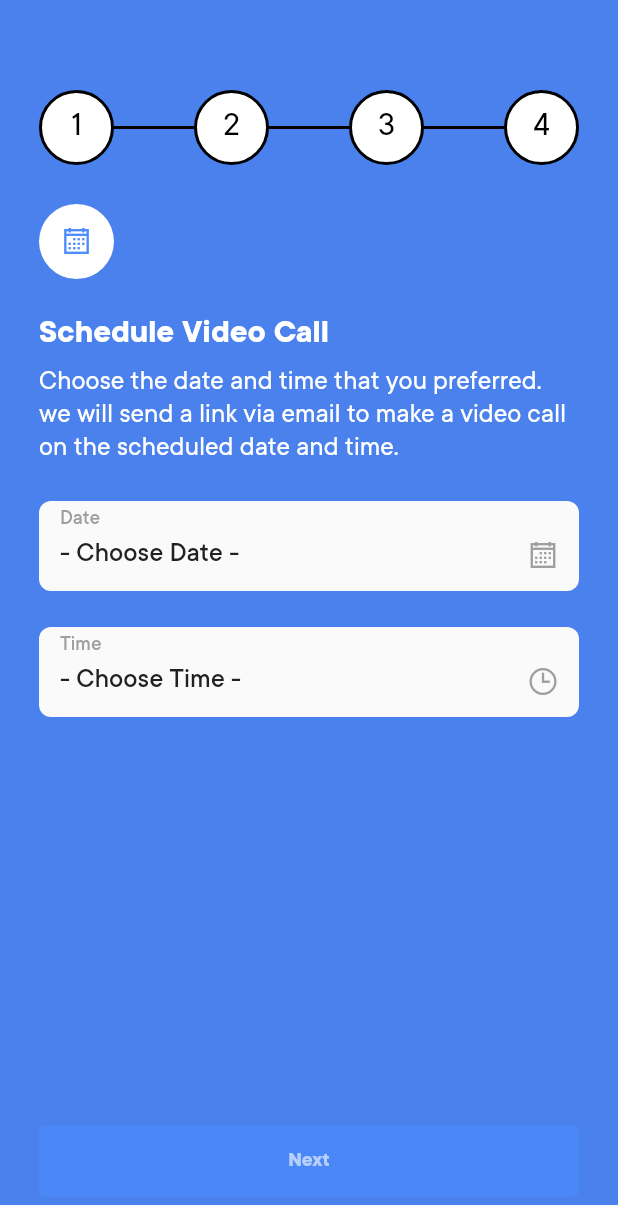
After one commit to blackbeared/practicalTask, a Flutter app: the screen it shows after launch, swiped to page 4, on a phone screen of 412 x 824 dp. The commit adds this screen. Shown: the top 1205 px of the screen. Run offline on Flutter 3.47's test engine with Material 2 defaults, Android fonts, the phone set to English and light mode, and no system bars; our stand-ins replace get_it, shared_preferences; generated files the repository leaves out were written again.

Commit message:
feat(auth): Added Schedule Video Call File
- Added a schedule video call screen. - register.schedule_call.widget.dart
- Added a platform specific date
time picker configuration.

```diff
--- a/lib/l10n/app_en.arb
+++ b/lib/l10n/app_en.arb
@@ -28,5 +28,11 @@
   "monthlyIncome": "Monthly Income",
   "monthlyExpense": "Monthly Expense",
   "chooseOptionsHint": "- Choose Option -",
-  "signUpComplete": "SignUp Complete!"
+  "signUpComplete": "SignUp Complete!",
+  "scheduleCallHeader": "Schedule Video Call",
+  "scheduleCallDescription": "Choose the date and time that you preferred. we will send a link via email to make a video call on the scheduled date and time.",
+  "scheduleDate": "Date",
+  "scheduleDateHint": "- Choose Date -",
+  "scheduleTime": "Time",
+  "scheduleTimeHint": "- Choose Time -"
 }
--- a/lib/src/features/auth/register/screen/register.screen.dart
+++ b/lib/src/features/auth/register/screen/register.screen.dart
@@ -4,6 +4,7 @@ import 'package:flutter_task/src/features/auth/register/viewmodel/register.viewm
 import 'package:flutter_task/src/features/auth/register/widgets/register.email.widget.dart';
 import 'package:flutter_task/src/features/auth/register/widgets/register.password.widget.dart';
 import 'package:flutter_task/src/features/auth/register/widgets/register.personalinfo.widget.dart';
+import 'package:flutter_task/src/features/auth/register/widgets/register.schedule_call.widget.dart';
 import 'package:flutter_task/src/features/auth/register/widgets/register.toolbar.widget.dart';
 import 'package:flutter_task/src/features/auth/register/widgets/steps_progress.widget.dart';
 
@@ -71,6 +72,7 @@ class RegisterScreenBody extends StatelessWidget {
                       RegisterEmailWidget(),
                       RegisterPasswordWidget(),
                       RegisterPersonalInfoWidget(),
+                      RegisterScheduleCallWidget(),
                     ],
                   ),
                 ),
--- a/lib/src/features/auth/register/viewmodel/register.viewmodel.dart
+++ b/lib/src/features/auth/register/viewmodel/register.viewmodel.dart
@@ -8,20 +8,31 @@ class RegisterViewModel extends ChangeNotifier {
   final activationGoalController = TextEditingController();
   final monthlyIncomeController = TextEditingController();
   final monthlyExpenseController = TextEditingController();
+  final dateController = TextEditingController();
+  final timeController = TextEditingController();
 
-  // Keys
+  // Form Field Keys
   final emailFormFieldKey = GlobalKey<FormFieldState>();
   final passwordFormFieldKey = GlobalKey<FormFieldState>();
   final activationGoalFormFieldKey = GlobalKey<FormFieldState>();
   final monthlyIncomeFormFieldKey = GlobalKey<FormFieldState>();
   final monthlyExpenseFormFieldKey = GlobalKey<FormFieldState>();
+  final dateFormFieldKey = GlobalKey<FormFieldState>();
+  final timeFormFieldKey = GlobalKey<FormFieldState>();
+
+  // Button keys
   final submitEmailKey = GlobalKey<State>();
   final submitPasswordKey = GlobalKey<State>();
   final submitPersonalInfoKey = GlobalKey<State>();
+  final submitDateTimeKey = GlobalKey<State>();
 
   // Focuses
   final FocusNode focusEmail = FocusNode();
   final FocusNode focusPassword = FocusNode();
+
+  DateTime scheduleDate = DateTime.now();
+
+  TimeOfDay get timeOfDay => TimeOfDay.fromDateTime(scheduleDate);
 
   // Steps Progress
   int currentStep = 0;
@@ -37,6 +48,10 @@ class RegisterViewModel extends ChangeNotifier {
   String get monthlyIncome => monthlyIncomeController.text;
 
   String get monthlyExpense => monthlyExpenseController.text;
+
+  String get date => dateController.text;
+
+  String get time => timeController.text;
 
   // Page Controller
   final PageController pageController = PageController(
@@ -80,6 +95,8 @@ class RegisterViewModel extends ChangeNotifier {
     activationGoalController.addListener(textControllerListener);
     monthlyIncomeController.addListener(textControllerListener);
     monthlyExpenseController.addListener(textControllerListener);
+    dateController.addListener(textControllerListener);
+    timeController.addListener(textControllerListener);
   }
 
   // Utility functions
@@ -98,6 +115,7 @@ class RegisterViewModel extends ChangeNotifier {
         isNotEmpty(activationGoal) &&
         isNotEmpty(monthlyExpense) &&
         isNotEmpty(monthlyIncome);
+    final bool validCase3 = validCase2 && isNotEmpty(date) && isNotEmpty(time);
     switch (currentStep) {
       case 0:
         return validCase0;
@@ -106,7 +124,7 @@ class RegisterViewModel extends ChangeNotifier {
       case 2:
         return validCase2;
       case 3:
-        return false;
+        return validCase3;
     }
     return false;
   }
@@ -119,8 +137,8 @@ class RegisterViewModel extends ChangeNotifier {
         currentStep = currentStep + 1;
         break;
       case 3:
-        submitEmailKey.currentContext!.showMessage(
-            submitPasswordKey.currentContext!.local.signUpComplete,
+        submitDateTimeKey.currentContext!.showMessage(
+            submitDateTimeKey.currentContext!.local.signUpComplete,
             mode: DisplayMode.SUCCESS);
         break;
     }
--- /dev/null
+++ b/lib/src/features/auth/register/widgets/register.schedule_call.widget.dart
@@ -0,0 +1,126 @@
+import 'package:flutter/material.dart';
+import 'package:flutter/widgets.dart';
+import 'package:flutter_task/all.exports.dart';
+import 'package:flutter_task/src/features/auth/register/viewmodel/register.viewmodel.dart';
+
+/// Schedule Video call for verification in registration flow.
+class RegisterScheduleCallWidget extends StatelessWidget {
+  const RegisterScheduleCallWidget({
+    Key? key,
+  }) : super(key: key);
+
+  @override
+  Widget build(BuildContext context) {
+    final registerModel = context.watch<RegisterViewModel>();
+    final cardColor = context.theme.cardColor;
+    return Container(
+      padding: EdgeInsets.all(kContentPadding),
+      child: Column(
+        crossAxisAlignment: CrossAxisAlignment.start,
+        children: [
+          Container(
+            width: 50.dp,
+            height: 50.dp,
+            decoration: BoxDecoration(
+                color: Colors.white,
+                borderRadius: BorderRadius.circular(50.dp)),
+            child: Icon(
+              LineAwesomeIcons.calendar,
+              color: AppTheme.of(context).secondaryColor,
+              size: 24.dp,
+            ),
+          ),
+          VerticalSpace(kSpaceLarge),
+          Text(context.local.scheduleCallHeader,
+              style: context.headline3.white),
+          VerticalSpace(kSpaceNormal),
+          ScreenDescription(
+            context.local.scheduleCallDescription,
+            textColor: context.theme.complimentry,
+          ),
+          VerticalSpace(kSpaceLarge),
+          Container(
+            decoration: BoxDecoration(
+                borderRadius: BorderRadius.circular(kCardRadiusSmall),
+                color: AppTheme.of(context).cardColor),
+            padding: EdgeInsets.only(top: kInternalPadding),
+            child: TextfieldX(
+              key: registerModel.dateFormFieldKey,
+              autoCorrect: false,
+              showUnderLine: false,
+              tapCallback: () async {
+                DateTime? selectedDate = await showPlatformDatePicker(
+                  context: context,
+                  firstDate: DateTime(DateTime.now().year - 2),
+                  initialDate: registerModel.scheduleDate,
+                  lastDate: DateTime(DateTime.now().year + 2),
+                );
+                if (selectedDate != null) {
+                  selectedDate = DateTime(
+                      selectedDate.year,
+                      selectedDate.month,
+                      selectedDate.day,
+                      registerModel.scheduleDate.hour,
+                      registerModel.scheduleDate.minute);
+                  registerModel.scheduleDate = selectedDate;
+                  registerModel.dateController.text = DateUtilities()
+                      .getFormattedDateString(selectedDate,
+                          formatter: DateUtilities.dd_mm_yyyy);
+                }
+              },
+              textOption: TextFieldOption(
+                type: TextFieldType.Date,
+                labelText: context.local.scheduleDate,
+                hintText: context.local.scheduleDateHint,
+                inputController: registerModel.dateController,
+              ),
+            ),
+          ),
+          VerticalSpace(kSpaceLarge),
+          Container(
+            decoration: BoxDecoration(
+                borderRadius: BorderRadius.circular(kCardRadiusSmall),
+                color: AppTheme.of(context).cardColor),
+            padding: EdgeInsets.only(top: kInternalPadding),
+            child: TextfieldX(
+              key: registerModel.timeFormFieldKey,
+              autoCorrect: false,
+              showUnderLine: false,
+              tapCallback: () async {
+                TimeOfDay? temp = await showPlatformTimePicker(
+                  context: context,
+                  backgroundColor: cardColor,
+                  initialTime: registerModel.timeOfDay,
+                );
+                if (temp != null) {
+                  DateTime selectedDate = registerModel.scheduleDate;
+                  selectedDate = DateTime(selectedDate.year, selectedDate.month,
+                      selectedDate.day, temp.hour, temp.minute);
+                  registerModel.scheduleDate = selectedDate;
+                  registerModel.timeController.text = DateUtilities()
+                      .getFormattedDateString(selectedDate,
+                          formatter: DateUtilities.hh_mm_a);
+                }
+              },
+              textOption: TextFieldOption(
+                type: TextFieldType.Time,
+                labelText: context.local.scheduleTime,
+                hintText: context.local.scheduleTimeHint,
+                inputController: registerModel.timeController,
+              ),
+            ),
+          ),
+          Spacer(),
+          ButtonX(
+            key: registerModel.submitDateTimeKey,
+            onTap: registerModel.onSubmitPressed,
+            text: context.local.next,
+            elevation: 1,
+            fitWidth: true,
+            buttonOptions: context.theme.btnSecondary,
+          ),
+        ],
+      ),
+    );
+  }
+}
```
